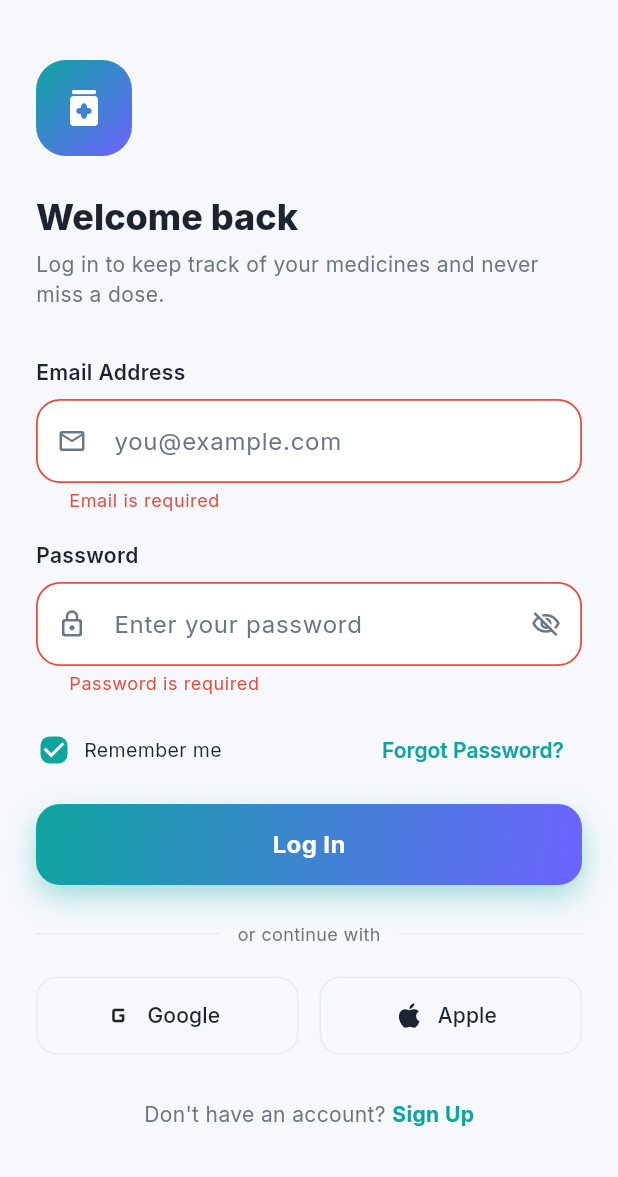
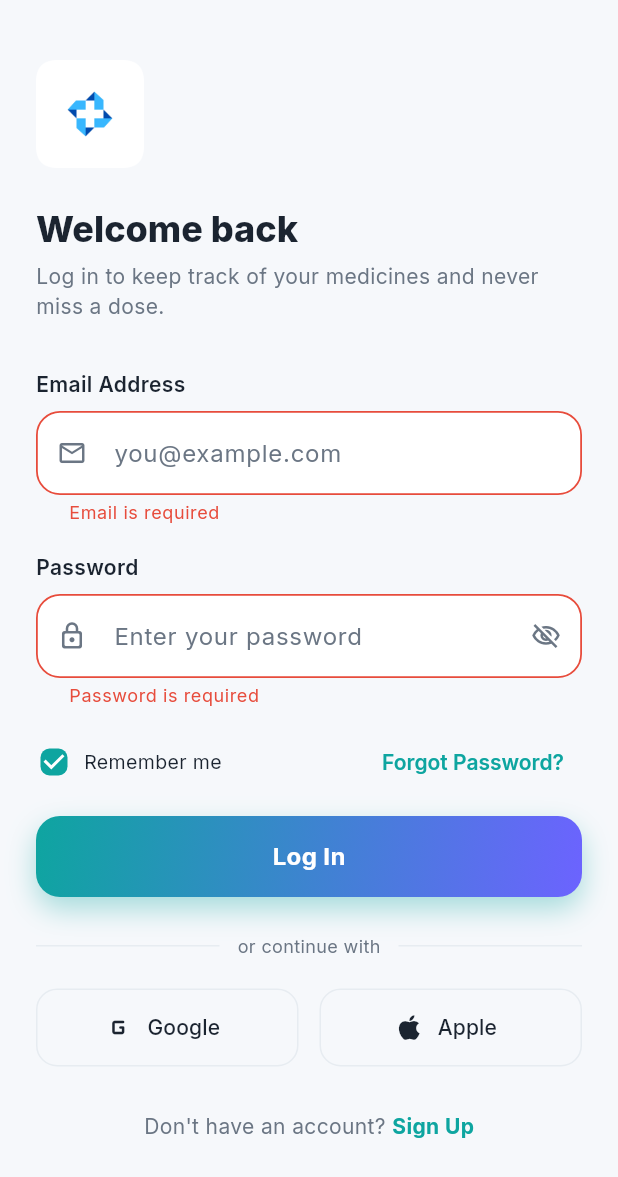
Before and after one commit to MohammedShehe/DevStorm, a Flutter app: the screen it shows after launch, after a tap on "Log In", on a phone screen of 412 x 824 dp. Shown: the top 1177 px of the screen. Run offline on Flutter 3.47's test engine with Material 3 defaults, Android fonts, the phone set to English and light mode, and no system bars; our stand-ins replace fl_chart, flutter_local_notifications, flutter_slidable, flutter_timezone, google_fonts, percent_indicator and 3 more; accounts and stored records are empty.

Commit message:
Updated code!

```diff
--- a/frontend/lib/screens/auth/login_screen.dart
+++ b/frontend/lib/screens/auth/login_screen.dart
@@ -5,6 +5,7 @@ import '../../providers/medicine_provider.dart';
 import '../../providers/reminder_provider.dart';
 import '../../providers/theme_provider.dart';
 import '../../theme/app_colors.dart';
+import '../../widgets/app_logo.dart';
 import '../../utils/page_transitions.dart';
 import '../../utils/validators.dart';
 import '../../widgets/custom_text_field.dart';
@@ -129,15 +130,7 @@ class _LoginScreenState extends State<LoginScreen> {
                     opacity: value,
                     child: Transform.translate(offset: Offset(0, (1 - value) * 12), child: child),
                   ),
-                  child: Container(
-                    height: 64,
-                    width: 64,
-                    decoration: BoxDecoration(
-                      gradient: AppColors.primaryGradient,
-                      borderRadius: BorderRadius.circular(20),
-                    ),
-                    child: const Icon(Icons.medication_rounded, color: Colors.white, size: 32),
-                  ),
+                  child: const AppLogo(size: 72),
                 ),
                 const SizedBox(height: 24),
                 Text(
--- a/frontend/lib/screens/splash/splash_screen.dart
+++ b/frontend/lib/screens/splash/splash_screen.dart
@@ -5,6 +5,7 @@ import '../../providers/medicine_provider.dart';
 import '../../providers/reminder_provider.dart';
 import '../../providers/theme_provider.dart';
 import '../../theme/app_colors.dart';
+import '../../widgets/app_logo.dart';
 import '../../utils/page_transitions.dart';
 import '../auth/login_screen.dart';
 import '../main_navigation.dart';
@@ -97,14 +98,7 @@ class _SplashScreenState extends State<SplashScreen> with SingleTickerProviderSt
             child: Column(
               mainAxisSize: MainAxisSize.min,
               children: [
-                Container(
-                  padding: const EdgeInsets.all(24),
-                  decoration: BoxDecoration(
-                    color: Colors.white.withOpacity(0.15),
-                    shape: BoxShape.circle,
-                  ),
-                  child: const Icon(Icons.medication_rounded, size: 64, color: Colors.white),
-                ),
+                const AppLogo(size: 96, showBackground: true, borderRadius: 28),
                 const SizedBox(height: 24),
                 const Text(
                   'MediTrack',
--- /dev/null
+++ b/frontend/lib/widgets/app_logo.dart
@@ -0,0 +1,45 @@
+import 'package:flutter/material.dart';
+
+/// MediTrack brand logo used on splash, auth, about, etc.
+class AppLogo extends StatelessWidget {
+  final double size;
+  final bool showBackground;
+  final Color? backgroundColor;
+  final double borderRadius;
+
+  const AppLogo({
+    super.key,
+    this.size = 72,
+    this.showBackground = false,
+    this.backgroundColor,
+    this.borderRadius = 18,
+  });
+
+  @override
+  Widget build(BuildContext context) {
+    final image = Image.asset(
+      'assets/images/logo.png',
+      width: size,
+      height: size,
+      fit: BoxFit.contain,
+      errorBuilder: (_, __, ___) => Icon(
+        Icons.medication_rounded,
+        size: size * 0.7,
+        color: Theme.of(context).colorScheme.primary,
+      ),
+    );
+
+    if (!showBackground) return image;
+
+    return Container(
+      width: size + 16,
+      height: size + 16,
+      padding: const EdgeInsets.all(8),
+      decoration: BoxDecoration(
+        color: backgroundColor ?? Colors.white.withOpacity(0.15),
+        borderRadius: BorderRadius.circular(borderRadius),
+      ),
+      child: image,
+    );
+  }
+}
--- a/frontend/pubspec.yaml
+++ b/frontend/pubspec.yaml
@@ -47,3 +47,7 @@ dev_dependencies:
 
 flutter:
   uses-material-design: true
+  assets:
+    - assets/images/logo.png
+    - assets/images/logo_192.png
+    - assets/images/app_icon_512.png
```
Also changed, not shown: frontend/assets/images/app_icon_512.png (added), frontend/assets/images/logo.png (added), frontend/assets/images/logo_192.png (added), 45 other files.
